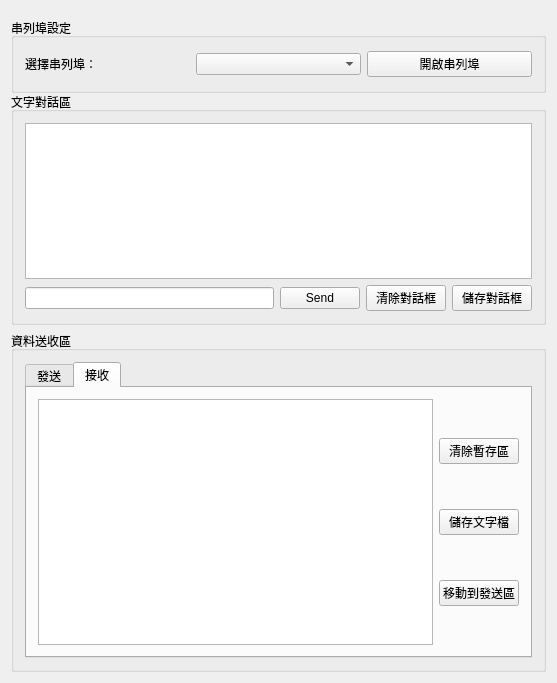
Old version of the form mainwindow.ui in the repository mickey9910326/ASA_HMI_Data_Agent.
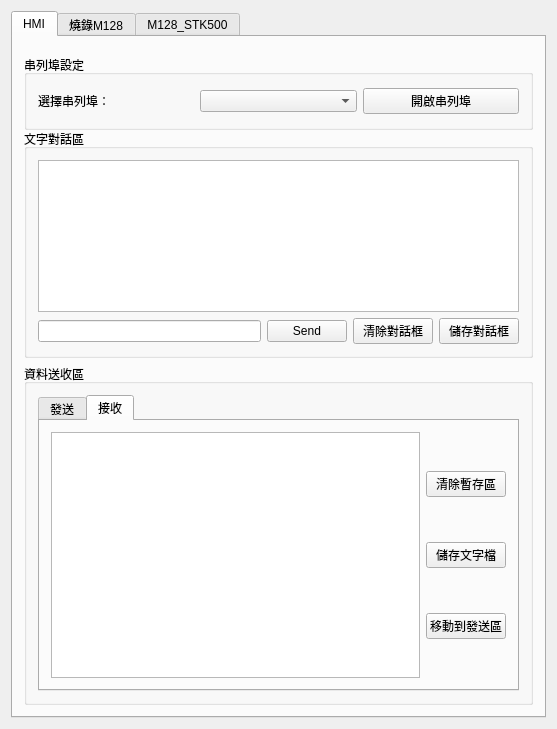
New version of the form. The open tabs and pages were chosen to show the change.

Commit message: 更新UI：新增主要分頁群組，分為HMI、燒錄M128、STK500

What changed in the file:
```diff
--- a/mainwindow.ui
+++ b/mainwindow.ui
@@ -7,7 +7,7 @@
     <x>0</x>
     <y>0</y>
     <width>557</width>
-    <height>683</height>
+    <height>729</height>
    </rect>
   </property>
   <property name="sizePolicy">
@@ -20,9 +20,19 @@
    <string>ASA_HMI_Data_Agent</string>
   </property>
   <widget class="QWidget" name="centralWidget">
-   <layout class="QVBoxLayout" name="verticalLayout_4">
-    <item>
      <layout class="QVBoxLayout" name="verticalLayout">
+    <item>
+     <widget class="QTabWidget" name="tabWidget_main">
+      <property name="currentIndex">
+       <number>0</number>
+      </property>
+      <widget class="QWidget" name="mainTab_HMI">
+       <attribute name="title">
+        <string>HMI</string>
+       </attribute>
+       <layout class="QHBoxLayout" name="horizontalLayout_6">
+        <item>
+         <layout class="QVBoxLayout" name="tabMain_HMI">
       <property name="spacing">
        <number>6</number>
       </property>
@@ -396,6 +406,20 @@
        </widget>
       </item>
      </layout>
+        </item>
+       </layout>
+      </widget>
+      <widget class="QWidget" name="tabMain_prog">
+       <attribute name="title">
+        <string>燒錄M128</string>
+       </attribute>
+      </widget>
+      <widget class="QWidget" name="tabMain_avrdude">
+       <attribute name="title">
+        <string>M128_STK500</string>
+       </attribute>
+      </widget>
+     </widget>
     </item>
    </layout>
   </widget>
```
Left out of the diff: 2 changed lines with no effect on the pictures. Lines whose indentation alone changed are shown as unchanged.
